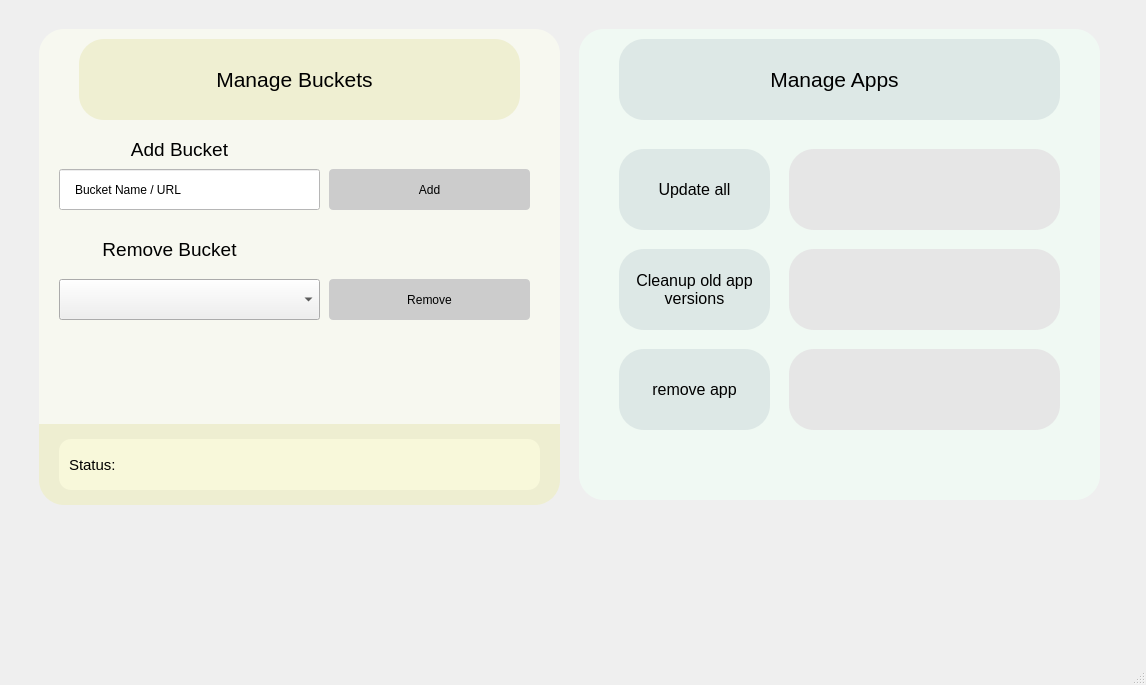
Qt form scoopgui.ui (Fluorite-Apps/Fluorite-Store) before a commit.
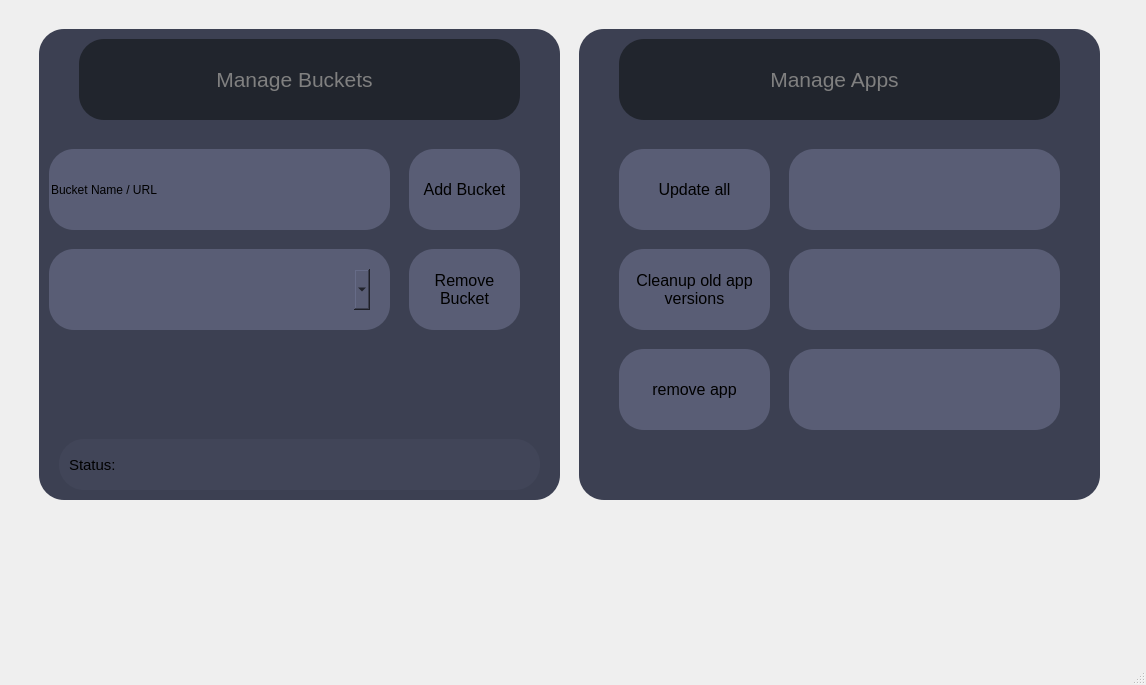
The same form after that commit. The open tabs and pages were chosen to show the change. Icons and pictures are not drawn.

Commit message: UNFINISHED - ui redesign - fluorite

What changed in the file:
```diff
--- a/scoopgui.ui
+++ b/scoopgui.ui
@@ -1199,7 +1199,7 @@
        </font>
       </property>
       <property name="styleSheet">
-       <string notr="true"/>
+       <string notr="true">color: gray</string>
       </property>
       <property name="text">
        <string>Manage Buckets</string>
@@ -1208,111 +1208,19 @@
        <set>Qt::AlignCenter</set>
       </property>
      </widget>
-     <widget class="QLabel" name="add_bucket_title">
-      <property name="geometry">
-       <rect>
-        <x>60</x>
-        <y>130</y>
-        <width>221</width>
-        <height>41</height>
-       </rect>
-      </property>
-      <property name="font">
-       <font>
-        <pointsize>14</pointsize>
-       </font>
-      </property>
-      <property name="styleSheet">
-       <string notr="true"/>
-      </property>
-      <property name="text">
-       <string>Add Bucket</string>
-      </property>
-      <property name="alignment">
-       <set>Qt::AlignCenter</set>
-      </property>
-     </widget>
      <widget class="QLineEdit" name="bucket_input_add">
       <property name="geometry">
        <rect>
-        <x>50</x>
-        <y>170</y>
-        <width>261</width>
-        <height>41</height>
+        <x>40</x>
+        <y>150</y>
+        <width>341</width>
+        <height>81</height>
        </rect>
       </property>
       <property name="styleSheet">
-       <string notr="true">QWidget{
-    background-color: white;
-}
-
-/* 单行输入框 */
-QLineEdit {
-    padding: 8px 13px 7px 13px;
-    font: 17px 'Microsoft YaHei';
-    selection-background-color: rgb(0, 153, 188);
-}
-
-QLineEdit:focus {
-    border: 1px solid rgb(0, 153, 188);
-}
-
-QLineEdit:disabled {
-    color: rgb(122, 122, 122);
-    border: none;
-    background-color: rgb(204, 204, 204);
-}
-
-
-/* 右击菜单 */
-QMenu {
-    width: 1px;
-    height: 1px;
-    background-color: rgb(242, 242, 242);
-    font-size: 18px;
-    font: 18px &quot;Microsoft YaHei&quot;;
-    padding: 5px 0px 5px 0px;
-    border: 1px solid rgb(196, 199, 200);
-}
-
-
-QMenu::right-arrow {
-    width: 16px;
-    height: 16px;
-    right: 16px;
-    border-border-image: url(resource/images/子菜单右箭头.png);
-
-}
-
-QMenu::separator {
-    height: 1px;
-    width: 140px;
-    background: rgba(0, 0, 0, 104);
-    margin-right: 13px;
-    margin-top: 5px;
-    margin-bottom: 5px;
-    margin-left: 13;
-}
-
-QMenu::item {
-    padding: 7px 20px 7px 26px;
-}
-
-QMenu::item:selected {
-    border-width: 1px;
-    border-color: rgb(212, 212, 212);
-    background: rgba(0, 0, 0, 25);
-    color: black;
-}
-
-QMenu[hasCancelAct='true'] {
-    width: 1px;
-}
-
-QMenu::icon {
-    position: absolute;
-    left: 16px;
-}</string>
+       <string notr="true">background-color: rgb(89, 93, 117);
+border-radius: 25px;
+border-bottom: 30px shadow;</string>
       </property>
       <property name="text">
        <string>Bucket Name / URL</string>
@@ -1321,116 +1229,47 @@
      <widget class="QPushButton" name="bucket_button_add">
       <property name="geometry">
        <rect>
-        <x>320</x>
-        <y>170</y>
-        <width>201</width>
-        <height>41</height>
+        <x>410</x>
+        <y>160</y>
+        <width>91</width>
+        <height>61</height>
        </rect>
       </property>
+      <property name="cursor">
+       <cursorShape>PointingHandCursor</cursorShape>
+      </property>
       <property name="toolTip">
        <string>&lt;html&gt;&lt;head/&gt;&lt;body&gt;&lt;p&gt;test&lt;/p&gt;&lt;/body&gt;&lt;/html&gt;</string>
       </property>
       <property name="styleSheet">
-       <string notr="true">QWidget{
-    background-color: white;
+       <string notr="true">QPushButton{
+	font: 16pt &quot;Montserrat&quot;;
+	border-radius: 15px;
 }
-
-QPushButton {
-    background-color: rgb(204, 204, 204);
-    padding: 10px 64px 10px 64px;
-    font: 19px 'Microsoft YaHei';
-    border: transparent;
-    border-radius: 4px;
-    /* height: 40px; */
+QPushButton:pressed:hover{
+	
+	background-color: rgb(134, 88, 88);
+	padding: 12px;
+	border-radius: 25px;
 }
 
-QPushButton:pressed:hover {
-    background-color: rgb(153, 153, 153);
-}
-
 QPushButton:hover {
-    background-color: rgb(230, 230, 230);
-}
-
-QPushButton:disabled {
-    background-color: rgb(204, 204, 204);
-    color: rgb(122, 122, 122);
+	
+	background-color: rgb(66, 134, 132);
+	padding: 12px;
+	border-radius: 25px;
 }</string>
       </property>
       <property name="text">
-       <string>Add</string>
-      </property>
-     </widget>
-     <widget class="QLabel" name="remove_bucket_title">
-      <property name="geometry">
-       <rect>
-        <x>0</x>
-        <y>230</y>
-        <width>321</width>
-        <height>41</height>
-       </rect>
-      </property>
-      <property name="font">
-       <font>
-        <pointsize>14</pointsize>
-       </font>
-      </property>
-      <property name="styleSheet">
-       <string notr="true"/>
-      </property>
-      <property name="text">
-       <string>Remove Bucket</string>
-      </property>
-      <property name="alignment">
-       <set>Qt::AlignCenter</set>
-      </property>
-     </widget>
-     <widget class="QPushButton" name="bucket_button_remove">
-      <property name="geometry">
-       <rect>
-        <x>320</x>
-        <y>280</y>
-        <width>201</width>
-        <height>41</height>
-       </rect>
-      </property>
-      <property name="styleSheet">
-       <string notr="true">QWidget{
-    background-color: white;
-}
-
-QPushButton {
-    background-color: rgb(204, 204, 204);
-    padding: 10px 64px 10px 64px;
-    font: 19px 'Microsoft YaHei';
-    border: transparent;
-    border-radius: 4px;
-    /* height: 40px; */
-}
-
-QPushButton:pressed:hover {
-    background-color: rgb(153, 153, 153);
-}
-
-QPushButton:hover {
-    background-color: rgb(230, 230, 230);
-}
-
-QPushButton:disabled {
-    background-color: rgb(204, 204, 204);
-    color: rgb(122, 122, 122);
-}</string>
-      </property>
-      <property name="text">
-       <string>Remove</string>
+       <string/>
       </property>
      </widget>
      <widget class="QComboBox" name="cb">
       <property name="geometry">
        <rect>
         <x>50</x>
-        <y>280</y>
-        <width>261</width>
+        <y>270</y>
+        <width>311</width>
         <height>41</height>
        </rect>
       </property>
@@ -1440,6 +1279,11 @@
         <pointsize>12</pointsize>
        </font>
       </property>
+      <property name="styleSheet">
+       <string notr="true">background-color: rgb(89, 93, 117);
+border-radius: 25px;
+border-bottom: 30px shadow;</string>
+      </property>
      </widget>
      <widget class="QLabel" name="title_buckets_2">
       <property name="geometry">
@@ -1475,9 +1319,7 @@
       </property>
       <property name="styleSheet">
        <string notr="true">QLabel {
-            color: yellow;
-			
-	background-color: rgb(247, 248, 240);
+			background-color: #3C4052;
 			padding: 12px;
 			border-radius: 25px;
 			border-bottom: 30px shadow;
@@ -1498,11 +1340,7 @@
       </property>
       <property name="styleSheet">
        <string notr="true">QLabel {
-            color: yellow;
-			
-			
-			
-	background-color: rgb(240, 249, 243);
+			background-color: #3C4052;
 			padding: 12px;
 			border-radius: 25px;
 			border-bottom: 30px shadow;
@@ -1523,14 +1361,13 @@
       </property>
       <property name="styleSheet">
        <string notr="true">QLabel {
-            color: yellow;
-			
-	background-color: rgb(239, 239, 210);
+
+
+			background-color: #21252d;
 			padding: 12px;
 			border-radius: 25px;
 			border-bottom: 30px shadow;
-        }
-</string>
+        }</string>
       </property>
       <property name="text">
        <string/>
@@ -1551,7 +1388,7 @@
        </font>
       </property>
       <property name="styleSheet">
-       <string notr="true"/>
+       <string notr="true">color: gray</string>
       </property>
       <property name="text">
        <string>Manage Apps</string>
@@ -1571,16 +1408,13 @@
       </property>
       <property name="styleSheet">
        <string notr="true">QLabel {
-            color: yellow;
-			
-			
-			
-	background-color: rgb(221, 232, 230);
+
+
+			background-color: #21252d;
 			padding: 12px;
 			border-radius: 25px;
 			border-bottom: 30px shadow;
-        }
-</string>
+        }</string>
       </property>
       <property name="text">
        <string/>
@@ -1597,16 +1431,11 @@
       </property>
       <property name="styleSheet">
        <string notr="true">QLabel {
-            color: yellow;
-			
-			
-			
-	background-color: rgb(221, 232, 230);
+			background-color: #595D75;
 			padding: 12px;
 			border-radius: 25px;
 			border-bottom: 30px shadow;
-        }
-</string>
+        }</string>
       </property>
       <property name="text">
        <string/>
@@ -1623,7 +1452,7 @@
       </property>
       <property name="styleSheet">
        <string notr="true">QLabel {
-        	background-color: rgb(230, 230, 230);
+			background-color: #595D75;
 			padding: 12px;
 			border-radius: 25px;
 			border-bottom: 30px shadow;
@@ -1644,7 +1473,7 @@
       </property>
       <property name="styleSheet">
        <string notr="true">QLabel {
-        	background-color: rgb(230, 230, 230);
+			background-color: #595D75;
 			padding: 12px;
 			border-radius: 25px;
 			border-bottom: 30px shadow;
@@ -1665,16 +1494,11 @@
       </property>
       <property name="styleSheet">
        <string notr="true">QLabel {
-            color: yellow;
-			
-			
-			
-	background-color: rgb(221, 232, 230);
+			background-color: #595D75;
 			padding: 12px;
 			border-radius: 25px;
 			border-bottom: 30px shadow;
-        }
-</string>
+        }</string>
       </property>
       <property name="text">
        <string/>
@@ -1691,7 +1515,7 @@
       </property>
       <property name="styleSheet">
        <string notr="true">QLabel {
-        	background-color: rgb(230, 230, 230);
+			background-color: #595D75;
 			padding: 12px;
 			border-radius: 25px;
 			border-bottom: 30px shadow;
@@ -1712,16 +1536,11 @@
       </property>
       <property name="styleSheet">
        <string notr="true">QLabel {
-            color: yellow;
-			
-			
-			
-	background-color: rgb(221, 232, 230);
+			background-color: #595D75;
 			padding: 12px;
 			border-radius: 25px;
 			border-bottom: 30px shadow;
-        }
-</string>
+        }</string>
       </property>
       <property name="text">
        <string/>
@@ -1815,7 +1634,21 @@
        <cursorShape>PointingHandCursor</cursorShape>
       </property>
       <property name="styleSheet">
-       <string notr="true"/>
+       <string notr="true">QPushButton{
+	background-color: 462e2e;
+	border-radius: 15px;
+}
+QPushButton:pressed:hover{
+	background-color: rgb(134, 88, 88);
+	padding: 12px;
+	border-radius: 25px;
+}
+
+QPushButton:hover {
+	background-color: rgb(66, 134, 132);
+	padding: 12px;
+	border-radius: 25px;
+}</string>
       </property>
       <property name="frameShape">
        <enum>QFrame::NoFrame</enum>
@@ -1857,7 +1690,21 @@
        <cursorShape>PointingHandCursor</cursorShape>
       </property>
       <property name="styleSheet">
-       <string notr="true"/>
+       <string notr="true">QPushButton{
+	background-color: 462e2e;
+	border-radius: 15px;
+}
+QPushButton:pressed:hover{
+	background-color: rgb(134, 88, 88);
+	padding: 12px;
+	border-radius: 25px;
+}
+
+QPushButton:hover {
+	background-color: rgb(66, 134, 132);
+	padding: 12px;
+	border-radius: 25px;
+}</string>
       </property>
       <property name="frameShape">
        <enum>QFrame::NoFrame</enum>
@@ -1899,7 +1746,21 @@
        <cursorShape>PointingHandCursor</cursorShape>
       </property>
       <property name="styleSheet">
-       <string notr="true"/>
+       <string notr="true">QPushButton{
+	background-color: 462e2e;
+	border-radius: 15px;
+}
+QPushButton:pressed:hover{
+	background-color: rgb(134, 88, 88);
+	padding: 12px;
+	border-radius: 25px;
+}
+
+QPushButton:hover {
+	background-color: rgb(66, 134, 132);
+	padding: 12px;
+	border-radius: 25px;
+}</string>
       </property>
       <property name="frameShape">
        <enum>QFrame::NoFrame</enum>
@@ -2060,15 +1921,143 @@
       </property>
       <property name="styleSheet">
        <string notr="true">QLabel {
-            color: yellow;
 			
-	      	
-	background-color: rgb(248, 248, 218);
+	background-color: rgb(65, 69, 88);
 			padding: 12px;
-			border-radius: 12px;
+			border-radius: 25px;
 			border-bottom: 30px shadow;
-        }
-</string>
+        }</string>
+      </property>
+      <property name="text">
+       <string/>
+      </property>
+     </widget>
+     <widget class="QLabel" name="label_223">
+      <property name="geometry">
+       <rect>
+        <x>400</x>
+        <y>250</y>
+        <width>111</width>
+        <height>81</height>
+       </rect>
+      </property>
+      <property name="styleSheet">
+       <string notr="true">QLabel {
+			background-color: #595D75;
+			padding: 12px;
+			border-radius: 25px;
+			border-bottom: 30px shadow;
+        }</string>
+      </property>
+      <property name="text">
+       <string/>
+      </property>
+     </widget>
+     <widget class="QLabel" name="label_224">
+      <property name="geometry">
+       <rect>
+        <x>400</x>
+        <y>150</y>
+        <width>111</width>
+        <height>81</height>
+       </rect>
+      </property>
+      <property name="styleSheet">
+       <string notr="true">QLabel {
+			background-color: #595D75;
+			padding: 12px;
+			border-radius: 25px;
+			border-bottom: 30px shadow;
+        }</string>
+      </property>
+      <property name="text">
+       <string/>
+      </property>
+     </widget>
+     <widget class="QLabel" name="title_buckets_7">
+      <property name="geometry">
+       <rect>
+        <x>400</x>
+        <y>170</y>
+        <width>111</width>
+        <height>41</height>
+       </rect>
+      </property>
+      <property name="font">
+       <font>
+        <pointsize>12</pointsize>
+       </font>
+      </property>
+      <property name="styleSheet">
+       <string notr="true"/>
+      </property>
+      <property name="text">
+       <string>Add Bucket</string>
+      </property>
+      <property name="alignment">
+       <set>Qt::AlignCenter</set>
+      </property>
+      <property name="wordWrap">
+       <bool>true</bool>
+      </property>
+     </widget>
+     <widget class="QLabel" name="title_buckets_8">
+      <property name="geometry">
+       <rect>
+        <x>400</x>
+        <y>270</y>
+        <width>111</width>
+        <height>41</height>
+       </rect>
+      </property>
+      <property name="font">
+       <font>
+        <pointsize>12</pointsize>
+       </font>
+      </property>
+      <property name="styleSheet">
+       <string notr="true"/>
+      </property>
+      <property name="text">
+       <string>Remove Bucket</string>
+      </property>
+      <property name="alignment">
+       <set>Qt::AlignCenter</set>
+      </property>
+      <property name="wordWrap">
+       <bool>true</bool>
+      </property>
+     </widget>
+     <widget class="QPushButton" name="bucket_button_remove">
+      <property name="geometry">
+       <rect>
+        <x>410</x>
+        <y>260</y>
+        <width>91</width>
+        <height>61</height>
+       </rect>
+      </property>
+      <property name="cursor">
+       <cursorShape>PointingHandCursor</cursorShape>
+      </property>
+      <property name="styleSheet">
+       <string notr="true">QPushButton{
+	font: 16pt &quot;Montserrat&quot;;
+	border-radius: 15px;
+}
+QPushButton:pressed:hover{
+	
+	background-color: rgb(134, 88, 88);
+	padding: 12px;
+	border-radius: 25px;
+}
+
+QPushButton:hover {
+	
+	background-color: rgb(66, 134, 132);
+	padding: 12px;
+	border-radius: 25px;
+}</string>
       </property>
       <property name="text">
        <string/>
@@ -2077,35 +2066,25 @@
      <widget class="QLabel" name="label_56">
       <property name="geometry">
        <rect>
-        <x>30</x>
-        <y>425</y>
-        <width>521</width>
+        <x>40</x>
+        <y>250</y>
+        <width>341</width>
         <height>81</height>
        </rect>
       </property>
       <property name="styleSheet">
        <string notr="true">QLabel {
-			
-	background-color: rgb(238, 238, 209);
+			background-color: #595D75;
 			padding: 12px;
-			border-bottom-left-radius: 25px;
-			border-bottom-right-radius: 25px;
+			border-radius: 25px;
 			border-bottom: 30px shadow;
-        }
-</string>
+        }</string>
       </property>
       <property name="text">
        <string/>
       </property>
      </widget>
      <zorder>label_46</zorder>
-     <zorder>label_56</zorder>
-     <zorder>add_bucket_title</zorder>
-     <zorder>bucket_input_add</zorder>
-     <zorder>bucket_button_add</zorder>
-     <zorder>remove_bucket_title</zorder>
-     <zorder>bucket_button_remove</zorder>
-     <zorder>cb</zorder>
      <zorder>title_buckets_2</zorder>
      <zorder>label_47</zorder>
      <zorder>label_48</zorder>
@@ -2128,6 +2107,15 @@
      <zorder>label_220</zorder>
      <zorder>label_219</zorder>
      <zorder>status_indicator_buckets_1</zorder>
+     <zorder>label_223</zorder>
+     <zorder>label_224</zorder>
+     <zorder>bucket_input_add</zorder>
+     <zorder>title_buckets_7</zorder>
+     <zorder>bucket_button_add</zorder>
+     <zorder>title_buckets_8</zorder>
+     <zorder>bucket_button_remove</zorder>
+     <zorder>label_56</zorder>
+     <zorder>cb</zorder>
     </widget>
     <widget class="QWidget" name="installed"/>
     <widget class="QWidget" name="search">
@@ -4374,7 +4362,7 @@
        </font>
       </property>
       <property name="styleSheet">
-       <string notr="true"/>
+       <string notr="true">color: gray</string>
       </property>
       <property name="text">
        <string>Check hdd/sdd life - (foss)</string>
@@ -4443,7 +4431,7 @@
        </font>
       </property>
       <property name="styleSheet">
-       <string notr="true"/>
+       <string notr="true">color: gray</string>
       </property>
       <property name="text">
        <string>Stress test ram, gpu, cpu to check their max temperatures, or to check stability</string>
@@ -4509,7 +4497,7 @@
        </font>
       </property>
       <property name="styleSheet">
-       <string notr="true"/>
+       <string notr="true">color: gray</string>
       </property>
       <property name="text">
        <string>Check hardware temperatures</string>
@@ -4554,7 +4542,7 @@
        </font>
       </property>
       <property name="styleSheet">
-       <string notr="true"/>
+       <string notr="true">color: gray</string>
       </property>
       <property name="text">
        <string>Because windows literally has no sandboxing on non-microsoft-store apps which is what makes malware so common, sandbox untrustworthy apps. - (foss)</string>
@@ -4776,7 +4764,7 @@
        </font>
       </property>
       <property name="styleSheet">
-       <string notr="true"/>
+       <string notr="true">color: gray</string>
       </property>
       <property name="text">
        <string>Modern, extensible, game launcher - (foss)</string>
@@ -7828,7 +7816,7 @@
        </font>
       </property>
       <property name="styleSheet">
-       <string notr="true"/>
+       <string notr="true">color: gray</string>
       </property>
       <property name="text">
        <string>Modern and foss utility to modify fan curves</string>
@@ -8754,7 +8742,7 @@
        </font>
       </property>
       <property name="styleSheet">
-       <string notr="true"/>
+       <string notr="true">color: gray</string>
       </property>
       <property name="text">
        <string>Change rgb without installing annoying manufacterer apps - foss</string>
```
The commit also changes 2 other files.
